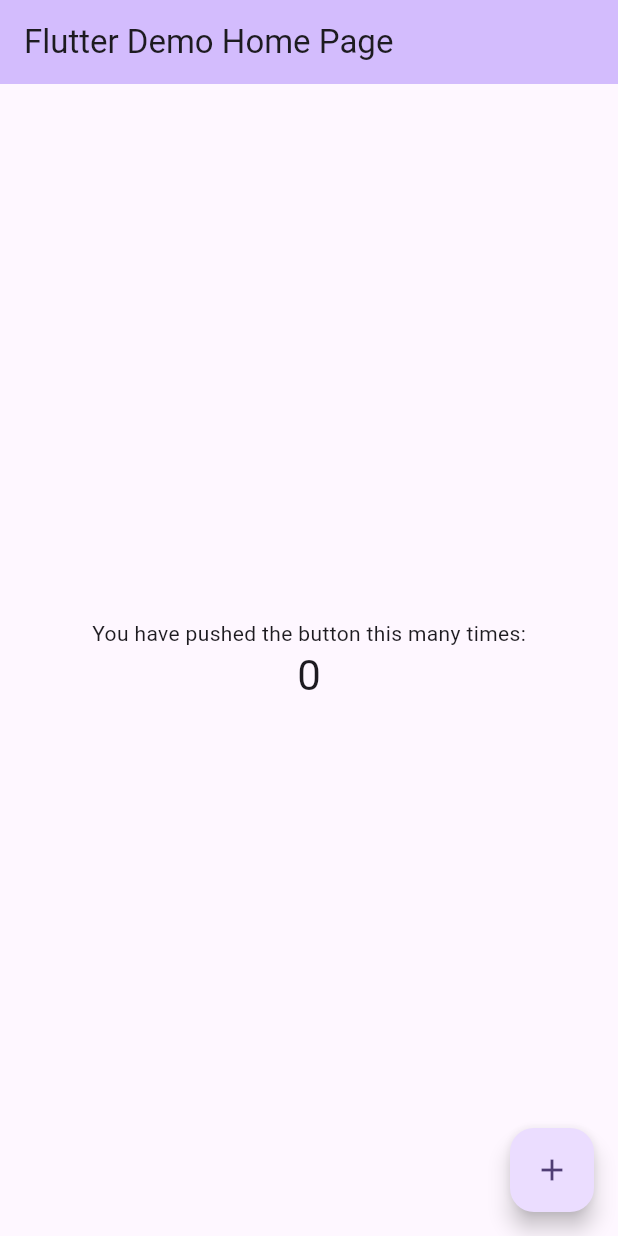
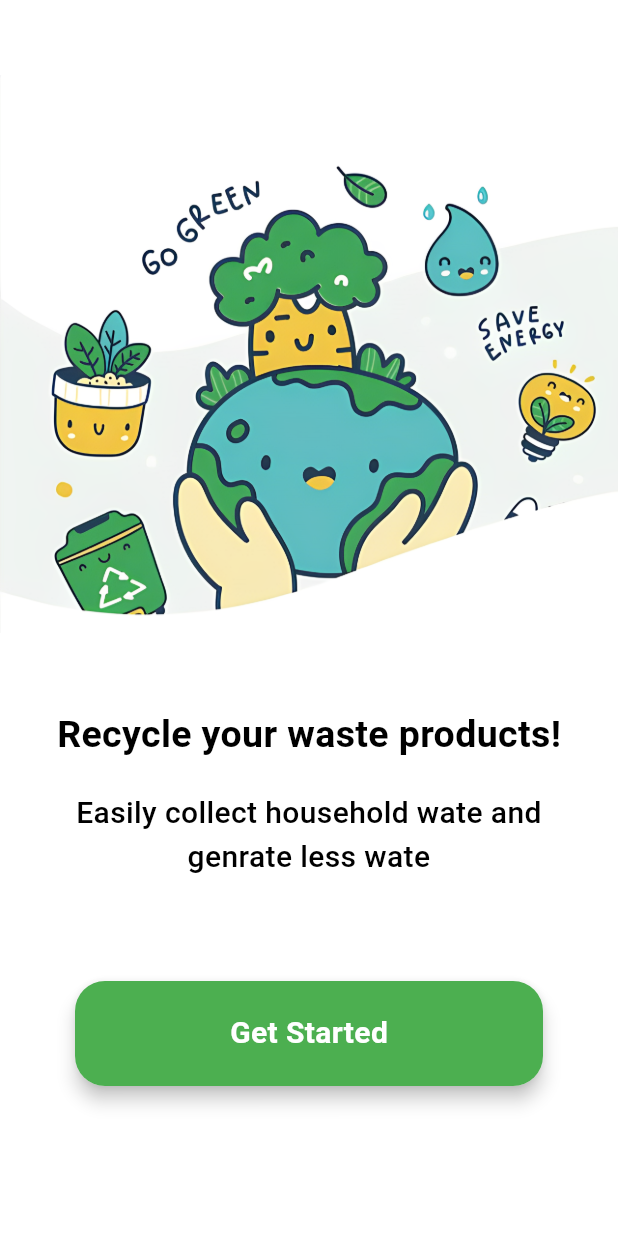
Before and after one commit to AhmedYasserTaha/recycle-app, a Flutter app: the screen it shows after launch, on a phone screen of 412 x 824 dp. Run offline on Flutter 3.47's test engine with Material 3 defaults, Android fonts, the phone set to English and light mode, and no system bars.

Commit message:
create on boarding screen

```diff
--- /dev/null
+++ b/lib/core/service/app_styles.dart
@@ -0,0 +1,19 @@
+import 'package:flutter/material.dart';
+
+class AppStyles {
+  static TextStyle headLineTextStyle(double size) {
+    return TextStyle(
+      color: Colors.black,
+      fontSize: size,
+      fontWeight: FontWeight.bold,
+    );
+  }
+
+  static TextStyle normalLineTextStyle(double size) {
+    return TextStyle(
+      color: Colors.black,
+      fontSize: size,
+      fontWeight: FontWeight.w500,
+    );
+  }
+}
--- /dev/null
+++ b/lib/features/onboarding/onboarding_page.dart
@@ -0,0 +1,71 @@
+import 'package:flutter/material.dart';
+import 'package:recycle_app/core/service/app_styles.dart';
+
+class OnboardingPage extends StatefulWidget {
+  const OnboardingPage({super.key});
+
+  @override
+  State<OnboardingPage> createState() => _OnboardingPageState();
+}
+
+class _OnboardingPageState extends State<OnboardingPage> {
+  @override
+  Widget build(BuildContext context) {
+    return Scaffold(
+      backgroundColor: Colors.white,
+      body: Container(
+        child: Column(
+          children: [
+            SizedBox(height: 50),
+
+            Image.asset("assets/images/onboard.png"),
+            SizedBox(height: 50),
+            Padding(
+              padding: const EdgeInsets.symmetric(horizontal: 20),
+              child: Text(
+                "Recycle your waste products!",
+                style: AppStyles.headLineTextStyle(25),
+              ),
+            ),
+            SizedBox(height: 20),
+            Padding(
+              padding: const EdgeInsets.symmetric(horizontal: 20),
+
+              child: Text(
+                textAlign: TextAlign.center,
+                "Easily collect household wate and genrate less wate",
+                style: AppStyles.normalLineTextStyle(20),
+              ),
+            ),
+            Spacer(),
+            Padding(
+              padding: const EdgeInsets.symmetric(horizontal: 50),
+              child: Material(
+                elevation: 5.0,
+                borderRadius: BorderRadius.circular(20),
+                child: Container(
+                  height: 70,
+                  decoration: BoxDecoration(
+                    color: Colors.green,
+                    borderRadius: BorderRadius.circular(20),
+                  ),
+                  child: Center(
+                    child: Text(
+                      "Get Started",
+                      style: TextStyle(
+                        color: Colors.white,
+                        fontSize: 20,
+                        fontWeight: FontWeight.bold,
+                      ),
+                    ),
+                  ),
+                ),
+              ),
+            ),
+            SizedBox(height: 100),
+          ],
+        ),
+      ),
+    );
+  }
+}
--- a/lib/main.dart
+++ b/lib/main.dart
@@ -1,4 +1,5 @@
 import 'package:flutter/material.dart';
+import 'package:recycle_app/features/onboarding/onboarding_page.dart';
 
 void main() {
   runApp(const MyApp());
@@ -7,116 +8,11 @@ void main() {
 class MyApp extends StatelessWidget {
   const MyApp({super.key});
 
-  // This widget is the root of your application.
   @override
   Widget build(BuildContext context) {
     return MaterialApp(
-      title: 'Flutter Demo',
-      theme: ThemeData(
-        // This is the theme of your application.
-        //
-        // TRY THIS: Try running your application with "flutter run". You'll see
-        // the application has a purple toolbar. Then, without quitting the app,
-        // try changing the seedColor in the colorScheme below to Colors.green
-        // and then invoke "hot reload" (save your changes or press the "hot
-        // reload" button in a Flutter-supported IDE, or press "r" if you used
-        // the command line to start the app).
-        //
-        // Notice that the counter didn't reset back to zero; the application
-        // state is not lost during the reload. To reset the state, use hot
-        // restart instead.
-        //
-        // This works for code too, not just values: Most code changes can be
-        // tested with just a hot reload.
-        colorScheme: ColorScheme.fromSeed(seedColor: Colors.deepPurple),
-      ),
-      home: const MyHomePage(title: 'Flutter Demo Home Page'),
+      debugShowCheckedModeBanner: false,
+      home: OnboardingPage(),
     );
   }
 }
-
-class MyHomePage extends StatefulWidget {
-  const MyHomePage({super.key, required this.title});
-
-  // This widget is the home page of your application. It is stateful, meaning
-  // that it has a State object (defined below) that contains fields that affect
-  // how it looks.
-
-  // This class is the configuration for the state. It holds the values (in this
-  // case the title) provided by the parent (in this case the App widget) and
-  // used by the build method of the State. Fields in a Widget subclass are
-  // always marked "final".
-
-  final String title;
-
-  @override
-  State<MyHomePage> createState() => _MyHomePageState();
-}
-
-class _MyHomePageState extends State<MyHomePage> {
-  int _counter = 0;
-
-  void _incrementCounter() {
-    setState(() {
-      // This call to setState tells the Flutter framework that something has
-      // changed in this State, which causes it to rerun the build method below
-      // so that the display can reflect the updated values. If we changed
-      // _counter without calling setState(), then the build method would not be
-      // called again, and so nothing would appear to happen.
-      _counter++;
-    });
-  }
-
-  @override
-  Widget build(BuildContext context) {
-    // This method is rerun every time setState is called, for instance as done
-    // by the _incrementCounter method above.
-    //
-    // The Flutter framework has been optimized to make rerunning build methods
-    // fast, so that you can just rebuild anything that needs updating rather
-    // than having to individually change instances of widgets.
-    return Scaffold(
-      appBar: AppBar(
-        // TRY THIS: Try changing the color here to a specific color (to
-        // Colors.amber, perhaps?) and trigger a hot reload to see the AppBar
-        // change color while the other colors stay the same.
-        backgroundColor: Theme.of(context).colorScheme.inversePrimary,
-        // Here we take the value from the MyHomePage object that was created by
-        // the App.build method, and use it to set our appbar title.
-        title: Text(widget.title),
-      ),
-      body: Center(
-        // Center is a layout widget. It takes a single child and positions it
-        // in the middle of the parent.
-        child: Column(
-          // Column is also a layout widget. It takes a list of children and
-          // arranges them vertically. By default, it sizes itself to fit its
-          // children horizontally, and tries to be as tall as its parent.
-          //
-          // Column has various properties to control how it sizes itself and
-          // how it positions its children. Here we use mainAxisAlignment to
-          // center the children vertically; the main axis here is the vertical
-          // axis because Columns are vertical (the cross axis would be
-          // horizontal).
-          //
-          // TRY THIS: Invoke "debug painting" (choose the "Toggle Debug Paint"
-          // action in the IDE, or press "p" in the console), to see the
-          // wireframe for each widget.
-          mainAxisAlignment: MainAxisAlignment.center,
-          children: <Widget>[
-            const Text('You have pushed the button this many times:'),
-            Text(
-              '$_counter',
-              style: Theme.of(context).textTheme.headlineMedium,
-            ),
-          ],
-        ),
-      ),
-      floatingActionButton: FloatingActionButton(
-        onPressed: _incrementCounter,
-        tooltip: 'Increment',
-        child: const Icon(Icons.add),
-      ), // This trailing comma makes auto-formatting nicer for build methods.
-    );
-  }
-}
```
